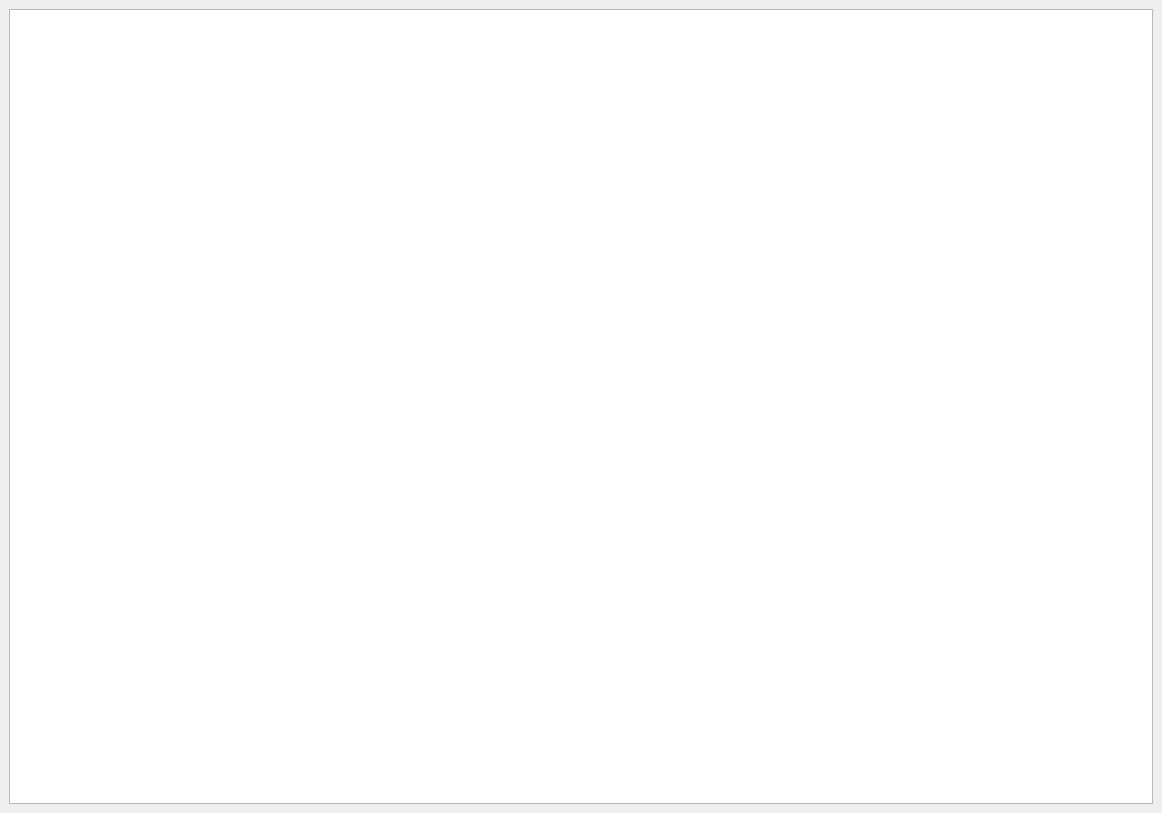
Old version of the form bin/MainWindow.ui in the repository HnTRdevelop/Ascii-File-Viewer.
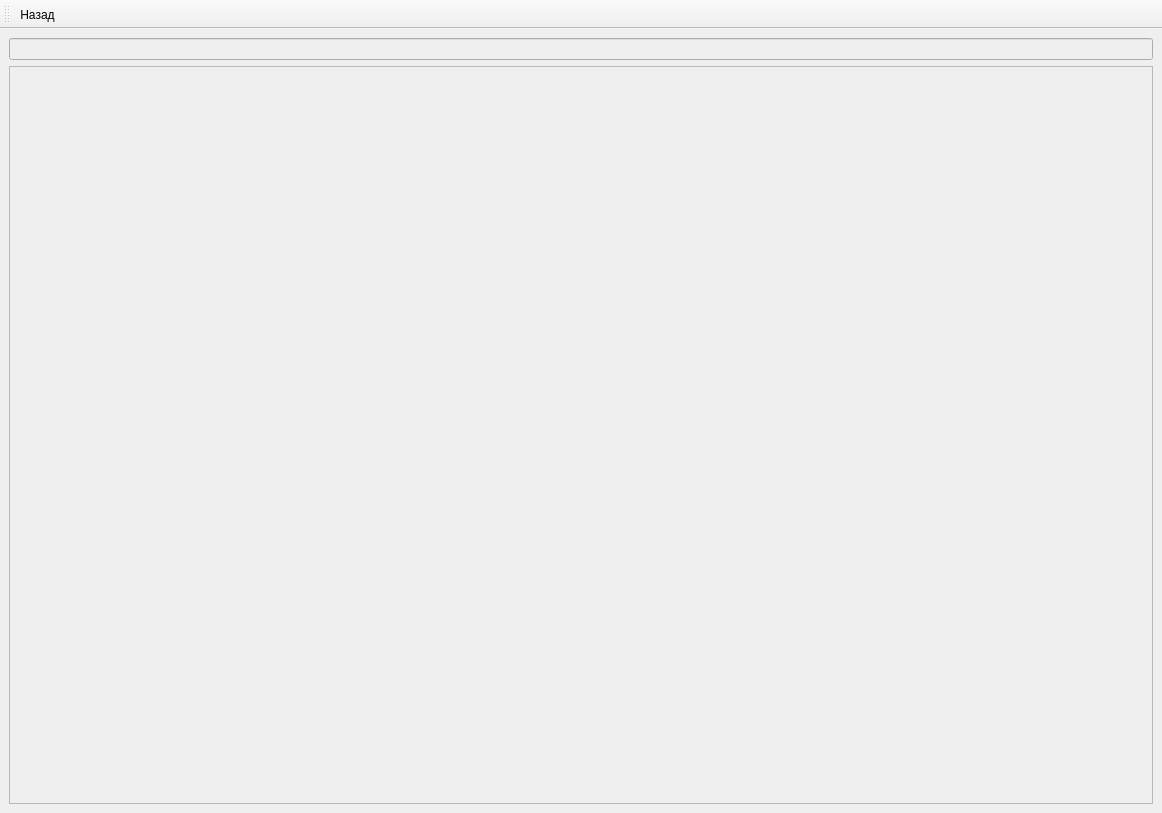
New version of the form. Icons and pictures are not drawn.

Diff of the .ui file:
```diff
--- a/bin/MainWindow.ui
+++ b/bin/MainWindow.ui
@@ -14,12 +14,64 @@
    <string>MainWindow</string>
   </property>
   <widget class="QWidget" name="central_widget">
-   <layout class="QGridLayout" name="main_layout">
+   <layout class="QGridLayout" name="central_layout">
+    <item row="1" column="0">
+     <widget class="QScrollArea" name="scroll_area">
+      <property name="widgetResizable">
+       <bool>true</bool>
+      </property>
+      <widget class="QWidget" name="scroll_area_widget">
+       <property name="geometry">
+        <rect>
+         <x>0</x>
+         <y>0</y>
+         <width>1142</width>
+         <height>723</height>
+        </rect>
+       </property>
+       <property name="sizePolicy">
+        <sizepolicy hsizetype="Preferred" vsizetype="Minimum">
+         <horstretch>3</horstretch>
+         <verstretch>0</verstretch>
+        </sizepolicy>
+       </property>
+       <layout class="QVBoxLayout" name="scroll_area_layout"/>
+      </widget>
+     </widget>
+    </item>
     <item row="0" column="0">
-     <widget class="QListWidget" name="widget_list"/>
+     <widget class="QLineEdit" name="current_path_line">
+      <property name="enabled">
+       <bool>false</bool>
+      </property>
+     </widget>
     </item>
    </layout>
   </widget>
+  <widget class="QToolBar" name="tool_bar">
+   <property name="windowTitle">
+    <string>toolBar</string>
+   </property>
+   <attribute name="toolBarArea">
+    <enum>TopToolBarArea</enum>
+   </attribute>
+   <attribute name="toolBarBreak">
+    <bool>false</bool>
+   </attribute>
+   <addaction name="action_move_back"/>
+  </widget>
+  <action name="action_move_back">
+   <property name="icon">
+    <iconset resource="images/image_source.qrc">
+     <normaloff>:/images/back.png</normaloff>:/images/back.png</iconset>
+   </property>
+   <property name="text">
+    <string>Назад</string>
+   </property>
+   <property name="toolTip">
+    <string>&lt;html&gt;&lt;head/&gt;&lt;body&gt;&lt;p&gt;Венуться назад&lt;/p&gt;&lt;/body&gt;&lt;/html&gt;</string>
+   </property>
+  </action>
  </widget>
  <resources/>
  <connections/>
```
Left out of the diff: 4 changed lines with no effect on the pictures.
